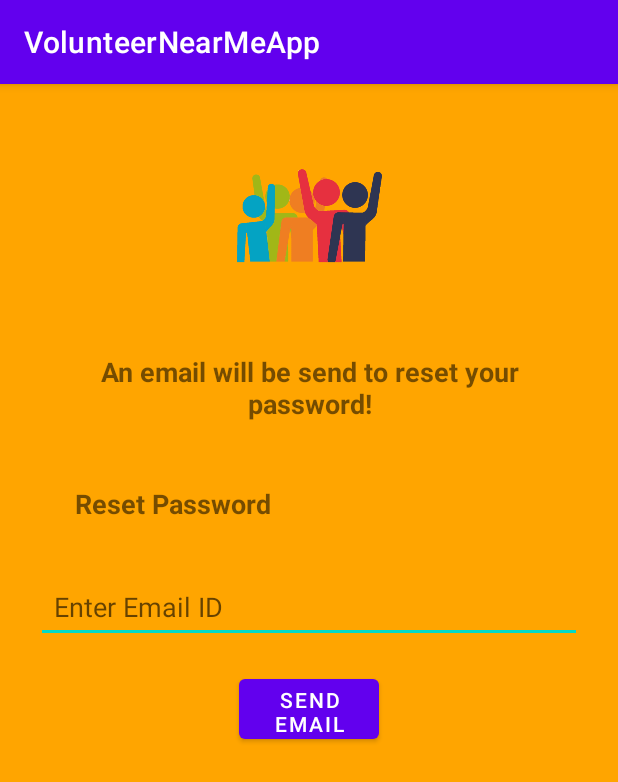
After one commit to costis99/VolunteerNearMeApp, an Android app: the ForgotPassActivity screen opened directly, with no data from a screen before it, on a phone screen of 412 x 824 dp. The commit adds this screen. Shown: the top 782 px of the screen. Run offline under Robolectric (Android 15) with nearby library versions, the light colour scheme and no system bars; our stand-ins replace Firebase (no records; nobody signed in at launch, a user with empty details on screens opened directly).

Commit message:
Added login and forgot password functionality

```diff
--- a/app/src/main/AndroidManifest.xml
+++ b/app/src/main/AndroidManifest.xml
@@ -19,7 +19,7 @@
         </activity>
         <activity android:name=".RegisterActivity" />
         <activity android:name=".MainActivity" />
-        <activity android:name=".LoginActivity"/>
+        <activity android:name=".ForgotPassActivity"/>
     </application>
 
 </manifest>
--- /dev/null
+++ b/app/src/main/java/Comp3200/volunteernearmeapp/ForgotPassActivity.kt
@@ -0,0 +1,55 @@
+package Comp3200.volunteernearmeapp
+
+import android.content.Intent
+import android.os.Bundle
+import android.util.Patterns
+import android.widget.Button
+import android.widget.EditText
+import android.widget.TextView
+import android.widget.Toast
+import androidx.appcompat.app.AppCompatActivity
+import com.google.firebase.auth.FirebaseAuth
+import com.google.firebase.auth.ktx.auth
+import com.google.firebase.ktx.Firebase
+
+class ForgotPassActivity : AppCompatActivity() {
+    private lateinit var auth: FirebaseAuth
+    override fun onCreate(savedInstanceState: Bundle?) {
+        super.onCreate(savedInstanceState)
+        setContentView(R.layout.activity_forgot_pass)
+        auth = Firebase.auth
+        val buttonReset: Button = findViewById(R.id.ResetButton)
+        buttonReset.setOnClickListener {
+            resetPass()
+        }
+    }
+
+    private fun resetPass() {
+        val email: TextView = findViewById(R.id.et_email)
+        // check if email is empty
+        if(email.text.toString().isEmpty()){
+            email.error = "Please enter an email"
+            return
+        }
+        // check if email is valid
+        if(!Patterns.EMAIL_ADDRESS.matcher(email.text.toString()).matches()){
+            email.error = "Please enter a valid email"
+            return
+        }
+
+        // send email to user with change password option
+        Firebase.auth.sendPasswordResetEmail(email.text.toString())
+            .addOnCompleteListener { task ->
+                if (task.isSuccessful) {
+                    Toast.makeText(this,"An email has been sent with instructions to reset your password", Toast.LENGTH_SHORT).show()
+                    startActivity(Intent(this, MainActivity::class.java))
+                    finish()
+                }
+                else {
+                    Toast.makeText(this,"Error resetting password", Toast.LENGTH_SHORT).show()
+                    startActivity(Intent(this, MainActivity::class.java))
+                    finish()
+                }
+            }
+    }
+}
--- a/app/src/main/java/Comp3200/volunteernearmeapp/LoadingScreenActivity.kt
+++ b/app/src/main/java/Comp3200/volunteernearmeapp/LoadingScreenActivity.kt
@@ -9,10 +9,12 @@ class LoadingScreenActivity : AppCompatActivity() {
     override fun onCreate(savedInstanceState: Bundle?) {
         super.onCreate(savedInstanceState)
         setContentView(R.layout.activity_loading_screen)
-
+        //create animation
         val logo : ImageView = findViewById(R.id.Logo)
         logo.alpha=0f
-        logo.animate().setDuration(2000).alpha(1f).withEndAction{
+        //make animation fade in and then fade out
+        logo.animate().setDuration(1500).alpha(1f).withEndAction{
+            // after that go to the login page
             val i = Intent(this, MainActivity::class.java)
             startActivity(i)
             overridePendingTransition(android.R.anim.fade_in, android.R.anim.fade_out)
--- /dev/null
+++ b/app/src/main/res/layout/activity_forgot_pass.xml
@@ -0,0 +1,80 @@
+<?xml version="1.0" encoding="utf-8"?>
+<androidx.constraintlayout.widget.ConstraintLayout xmlns:android="http://schemas.android.com/apk/res/android"
+    xmlns:app="http://schemas.android.com/apk/res-auto"
+    xmlns:tools="http://schemas.android.com/tools"
+    android:layout_width="match_parent"
+    android:layout_height="match_parent"
+    android:background="#FFA500"
+    tools:context=".MainActivity">
+
+    <ImageView
+        android:id="@+id/Logo"
+        android:layout_width="219dp"
+        android:layout_height="70dp"
+        android:layout_marginStart="37dp"
+        android:layout_marginTop="52dp"
+        android:layout_marginEnd="37dp"
+        app:layout_constraintEnd_toEndOf="parent"
+        app:layout_constraintHorizontal_bias="0.5"
+        app:layout_constraintStart_toStartOf="parent"
+        app:layout_constraintTop_toTopOf="parent"
+        app:srcCompat="@drawable/logo" />
+
+
+    <TextView
+        android:layout_width="182dp"
+        android:layout_height="34dp"
+        android:text="Reset Password"
+        android:textAlignment="center"
+        android:textSize="18sp"
+        android:textStyle="bold"
+        app:layout_constraintBottom_toBottomOf="parent"
+        app:layout_constraintEnd_toEndOf="parent"
+        app:layout_constraintHorizontal_bias="0.104"
+        app:layout_constraintStart_toStartOf="parent"
+        app:layout_constraintTop_toTopOf="parent"
+        app:layout_constraintVertical_bias="0.364" />
+
+    <TextView
+        android:layout_width="297dp"
+        android:layout_height="50dp"
+        android:text="An email will be send to reset your password!"
+        android:textAlignment="center"
+        android:textSize="18sp"
+        android:textStyle="bold"
+        app:layout_constraintBottom_toBottomOf="parent"
+        app:layout_constraintEnd_toEndOf="parent"
+        app:layout_constraintHorizontal_bias="0.5"
+        app:layout_constraintStart_toStartOf="parent"
+        app:layout_constraintTop_toTopOf="parent"
+        app:layout_constraintVertical_bias="0.25" />
+
+    <Button
+        android:id="@+id/ResetButton"
+        android:layout_width="93dp"
+        android:layout_height="52dp"
+        android:text="Send email"
+        app:layout_constraintBottom_toBottomOf="parent"
+        app:layout_constraintEnd_toEndOf="parent"
+        app:layout_constraintStart_toStartOf="parent"
+        app:layout_constraintTop_toTopOf="parent"
+        app:layout_constraintVertical_bias="0.546" />
+
+    <EditText
+        android:id="@+id/et_email"
+        android:layout_width="0dp"
+        android:layout_height="wrap_content"
+        android:layout_marginStart="24dp"
+        android:layout_marginEnd="24dp"
+        android:ems="10"
+        android:hint="Enter Email ID"
+        android:inputType="textEmailAddress"
+        android:padding="12dp"
+        app:layout_constraintBottom_toBottomOf="parent"
+        app:layout_constraintEnd_toEndOf="parent"
+        app:layout_constraintHorizontal_bias="0.0"
+        app:layout_constraintStart_toStartOf="parent"
+        app:layout_constraintTop_toTopOf="parent"
+        app:layout_constraintVertical_bias="0.45" />
+
+</androidx.constraintlayout.widget.ConstraintLayout>
```
Also changed, not shown: app/src/main/java/Comp3200/volunteernearmeapp/HomeOrganizersActivity.kt (added, +11 -0 lines), app/src/main/java/Comp3200/volunteernearmeapp/HomeVolunteersActivity.kt (added, +11 -0 lines), app/src/main/java/Comp3200/volunteernearmeapp/LoginActivity.kt (deleted, +0 -7 lines), app/src/main/java/Comp3200/volunteernearmeapp/MainActivity.kt (+69 -2 lines), app/src/main/java/Comp3200/volunteernearmeapp/RegisterActivity.kt (+6 -9 lines), app/src/main/res/layout/activity_home_organizers.xml (added, +99 -0 lines), app/src/main/res/layout/activity_home_volunteers.xml (added, +77 -0 lines).
